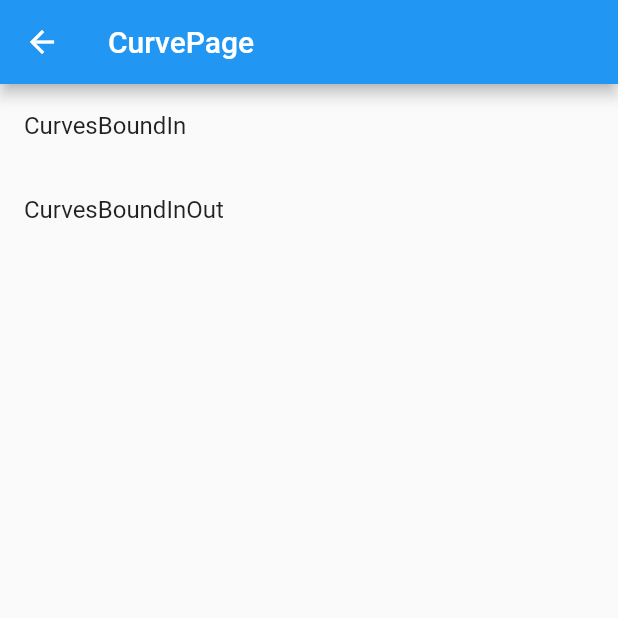
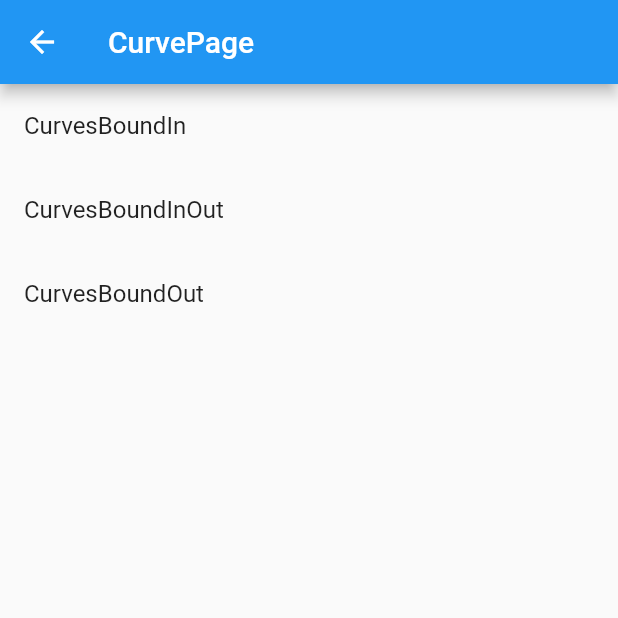
Before and after one commit to trm11tkr/animation-sample, a Flutter app: the screen it shows after launch, after a tap on "Curve", on a phone screen of 412 x 824 dp, the top half of it. Run offline on Flutter 3.47's test engine with Material 2 defaults, Android fonts, the light colour scheme and no system bars.

Commit message:
Curves.boundOutのサンプルページ作成

```diff
--- a/lib/app.dart
+++ b/lib/app.dart
@@ -11,6 +11,7 @@ import 'package:animations_sample/pages//implicitly_animated/animated_positioned
 import 'package:animations_sample/pages//implicitly_animated/animated_theme.dart';
 import 'package:animations_sample/pages//implicitly_animated/hero.dart';
 import 'package:animations_sample/pages//implicitly_animated/implicitly_animated_page.dart';
+import 'package:animations_sample/pages/curve/curve_bound_out.dart';
 import 'package:animations_sample/pages/curve/curve_page.dart';
 import 'package:animations_sample/pages/curve/curves_bound_in.dart';
 import 'package:animations_sample/pages/curve/curves_bound_in_out.dart';
@@ -76,6 +77,7 @@ class App extends StatelessWidget {
         CurvesBoundInPage.routeName: (context) => const CurvesBoundInPage(),
         CurvesBoundInOutPage.routeName: (context) =>
             const CurvesBoundInOutPage(),
+        CurvesBoundOutPage.routeName: (context) => const CurvesBoundOutPage(),
       },
     );
   }
--- /dev/null
+++ b/lib/pages/curve/curve_bound_out.dart
@@ -0,0 +1,16 @@
+import 'package:animations_sample/pages/curve/curve_object.dart';
+import 'package:flutter/material.dart';
+
+class CurvesBoundOutPage extends StatelessWidget {
+  const CurvesBoundOutPage({super.key});
+
+  static const routeName = 'CurvesBoundOut';
+
+  @override
+  Widget build(BuildContext context) {
+    return const CurveObject(
+      title: 'CurvesBoundOut',
+      curve: Curves.bounceOut,
+    );
+  }
+}
--- a/lib/pages/curve/curve_page.dart
+++ b/lib/pages/curve/curve_page.dart
@@ -1,3 +1,4 @@
+import 'package:animations_sample/pages/curve/curve_bound_out.dart';
 import 'package:animations_sample/pages/curve/curves_bound_in.dart';
 import 'package:animations_sample/pages/curve/curves_bound_in_out.dart';
 import 'package:animations_sample/widgets/app_list_tile.dart';
@@ -22,6 +23,10 @@ class CurvePage extends StatelessWidget {
             title: 'CurvesBoundInOut',
             nextRouteName: CurvesBoundInOutPage.routeName,
           ),
+          AppListTile(
+            title: 'CurvesBoundOut',
+            nextRouteName: CurvesBoundOutPage.routeName,
+          ),
         ],
       ),
     );
```
